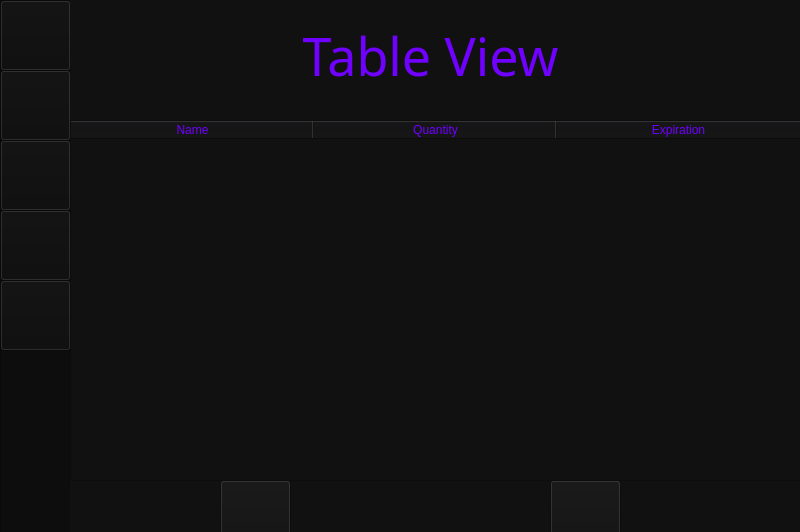
Above: KitchenAppGUI.ui from ybharatu/KitchenAssistant before the change. Below: the same form after it.
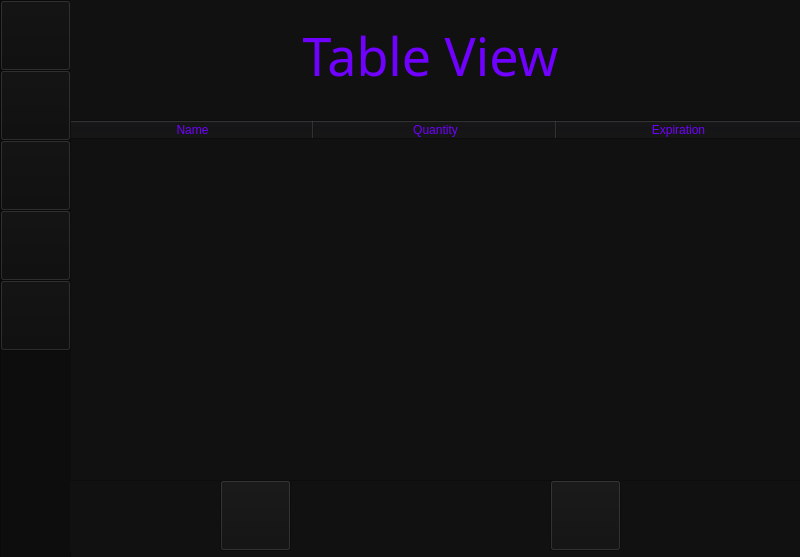
That is the form after the change. The open tabs and pages were chosen to show the change. Icons and pictures are not drawn.

Diff of the .ui file:
```diff
--- a/KitchenAppGUI.ui
+++ b/KitchenAppGUI.ui
@@ -7,7 +7,7 @@
     <x>0</x>
     <y>0</y>
     <width>800</width>
-    <height>532</height>
+    <height>557</height>
    </rect>
   </property>
   <property name="windowTitle">
```
Left out of the diff: 2 changed lines with no effect on the pictures.
